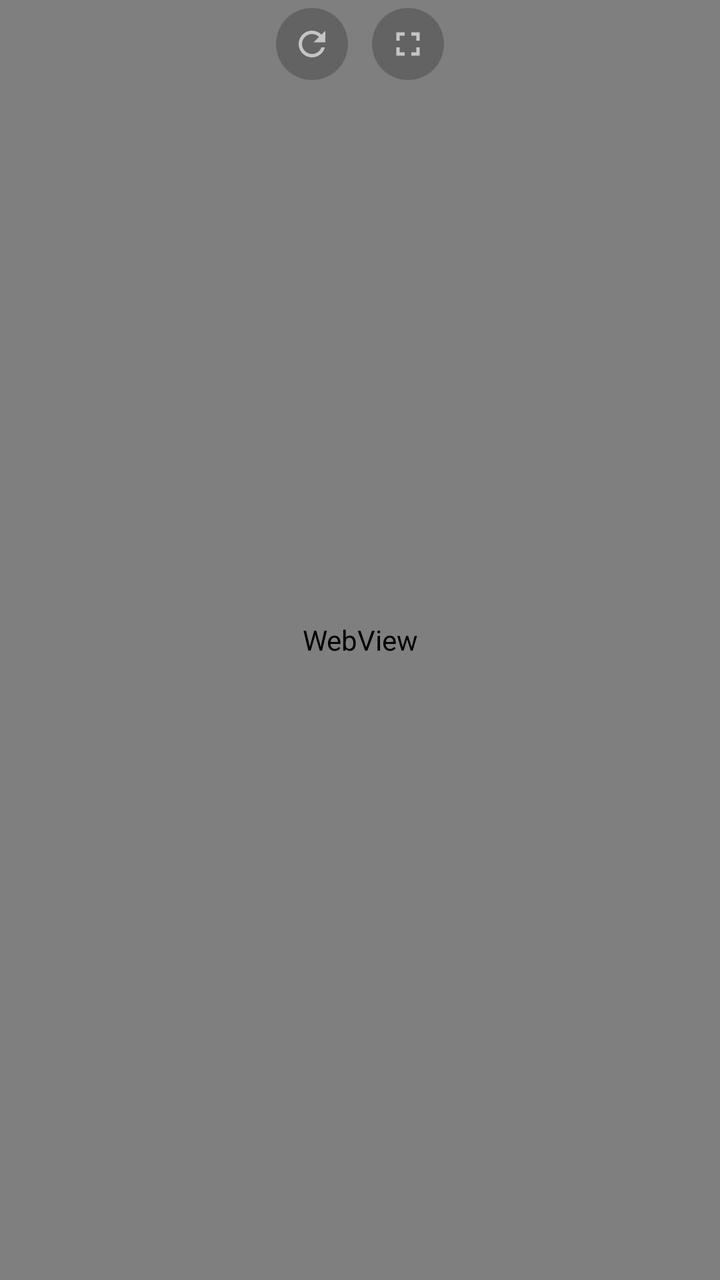
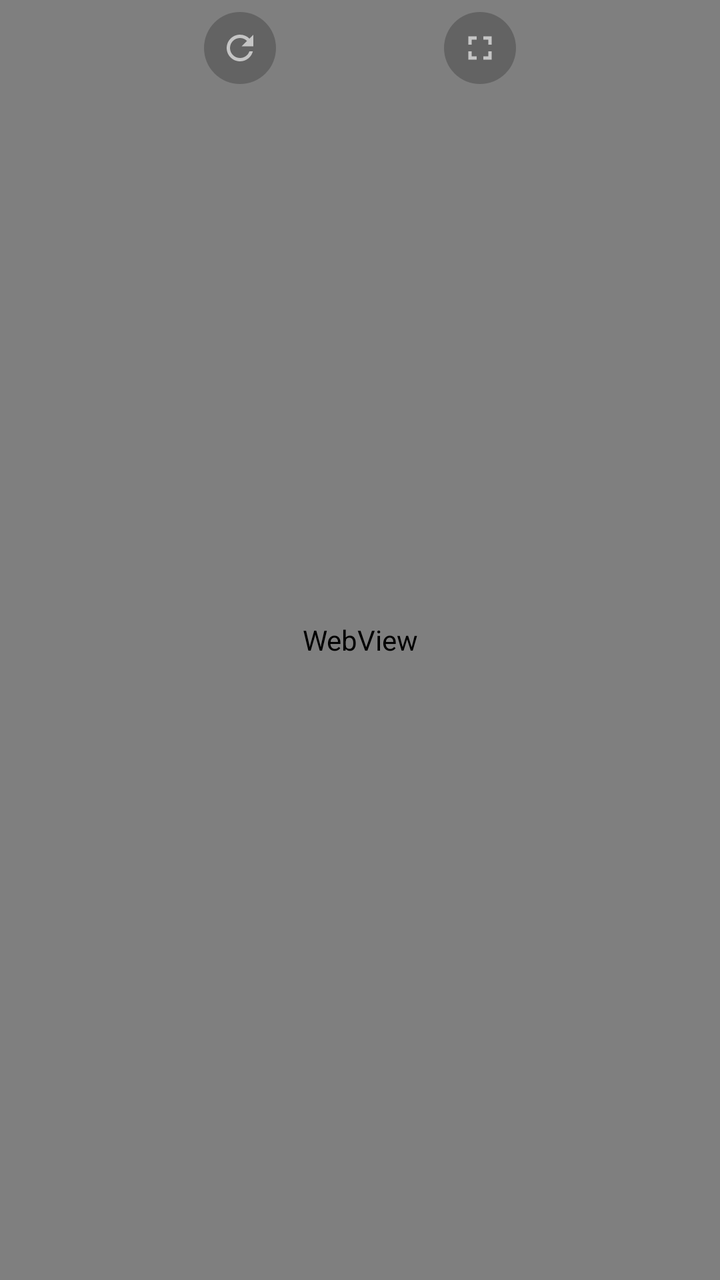

The first picture is an Android layout as it rendered before a commit; the second is the same layout after the commit. The layout source and the unified diff follow.
<!-- AndroidManifest.xml: application theme AppTheme -->
<!-- res/layout/activity_main.xml -->
<?xml version="1.0" encoding="utf-8"?>
<FrameLayout xmlns:android="http://schemas.android.com/apk/res/android"
    android:id="@+id/root"
    android:layout_width="match_parent"
    android:layout_height="match_parent"
    android:background="@color/bg">

    <WebView
        android:id="@+id/web"
        android:layout_width="match_parent"
        android:layout_height="match_parent" />

    
    <LinearLayout
        android:id="@+id/buttons"
        android:layout_width="wrap_content"
        android:layout_height="wrap_content"
        android:layout_gravity="top|center_horizontal"
        android:layout_marginTop="4dp"
        android:orientation="horizontal">

        <ImageButton
            android:id="@+id/reload_button"
            android:layout_width="36dp"
            android:layout_height="36dp"
            android:layout_marginEnd="12dp"
            android:alpha="0.55"
            android:background="@drawable/fs_button_bg"
            android:contentDescription="@string/reload"
            android:padding="8dp"
            android:scaleType="fitCenter"
            android:src="@drawable/ic_refresh" />

        <ImageButton
            android:id="@+id/fs_button"
            android:layout_width="36dp"
            android:layout_height="36dp"
            android:alpha="0.55"
            android:background="@drawable/fs_button_bg"
            android:contentDescription="@string/fullscreen"
            android:padding="8dp"
            android:scaleType="fitCenter"
            android:src="@drawable/ic_fullscreen" />
    </LinearLayout>
</FrameLayout>
<!-- resources referenced by this layout -->
<resources>
  <color name="bg">#0f172a</color>
  <!-- drawable fs_button_bg (drawable) -->
  <?xml version="1.0" encoding="utf-8"?>
  <shape xmlns:android="http://schemas.android.com/apk/res/android"
      android:shape="oval">
      <solid android:color="@color/fs_button_bg" />
  </shape>
  <!-- drawable ic_fullscreen (drawable) -->
  <?xml version="1.0" encoding="utf-8"?>
  <vector xmlns:android="http://schemas.android.com/apk/res/android"
      android:width="24dp"
      android:height="24dp"
      android:viewportWidth="24"
      android:viewportHeight="24">
      <path
          android:fillColor="#FFFFFF"
          android:pathData="M7,14H5v5h5v-2H7v-3zM5,10h2V7h3V5H5v5zM17,17h-3v2h5v-5h-2v3zM14,5v2h3v3h2V5h-5z" />
  </vector>
  <!-- drawable ic_refresh (drawable) -->
  <?xml version="1.0" encoding="utf-8"?>
  <vector xmlns:android="http://schemas.android.com/apk/res/android"
      android:width="24dp"
      android:height="24dp"
      android:viewportWidth="24"
      android:viewportHeight="24">
      <path
          android:fillColor="#FFFFFF"
          android:pathData="M17.65,6.35C16.2,4.9 14.21,4 12,4c-4.42,0 -7.99,3.58 -7.99,8s3.57,8 7.99,8c3.73,0 6.84,-2.55 7.73,-6h-2.08c-0.82,2.33 -3.04,4 -5.65,4 -3.31,0 -6,-2.69 -6,-6s2.69,-6 6,-6c1.66,0 3.14,0.69 4.22,1.78L13,11h7V4l-2.35,2.35z" />
  </vector>
  <string name="fullscreen">Полный экран</string>
  <string name="reload">Обновить страницу</string>
  <style name="AppTheme" parent="@android:style/Theme.DeviceDefault.NoActionBar">
          <item name="android:windowBackground">@color/bg</item>
          <item name="android:statusBarColor">@color/bg</item>
          <item name="android:navigationBarColor">@color/bg</item>
          <item name="android:windowLayoutInDisplayCutoutMode">shortEdges</item>
      </style>
  <color name="fs_button_bg">#66000000</color>
</resources>

<!-- the commit's change to res/layout/activity_main.xml (unified diff, before → after) -->
@@ -16,14 +16,14 @@
         android:layout_width="wrap_content"
         android:layout_height="wrap_content"
         android:layout_gravity="top|center_horizontal"
-        android:layout_marginTop="4dp"
+        android:layout_marginTop="6dp"
         android:orientation="horizontal">
 
         <ImageButton
             android:id="@+id/reload_button"
             android:layout_width="36dp"
             android:layout_height="36dp"
-            android:layout_marginEnd="12dp"
+            android:layout_marginEnd="84dp"
             android:alpha="0.55"
             android:background="@drawable/fs_button_bg"
             android:contentDescription="@string/reload"
